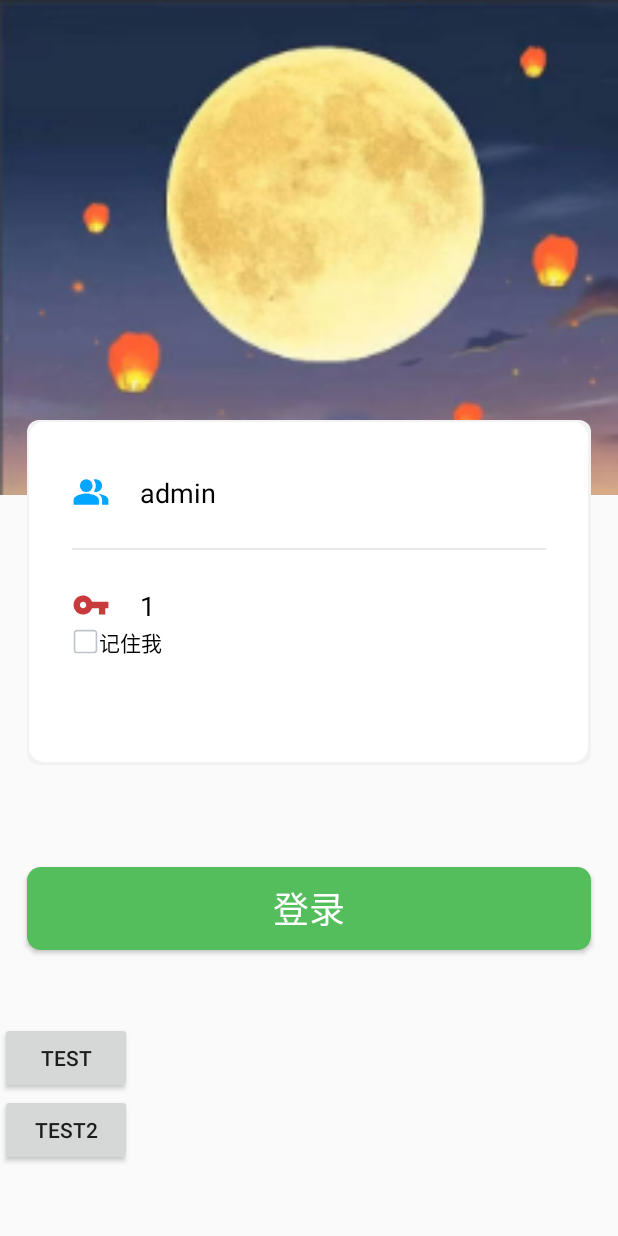
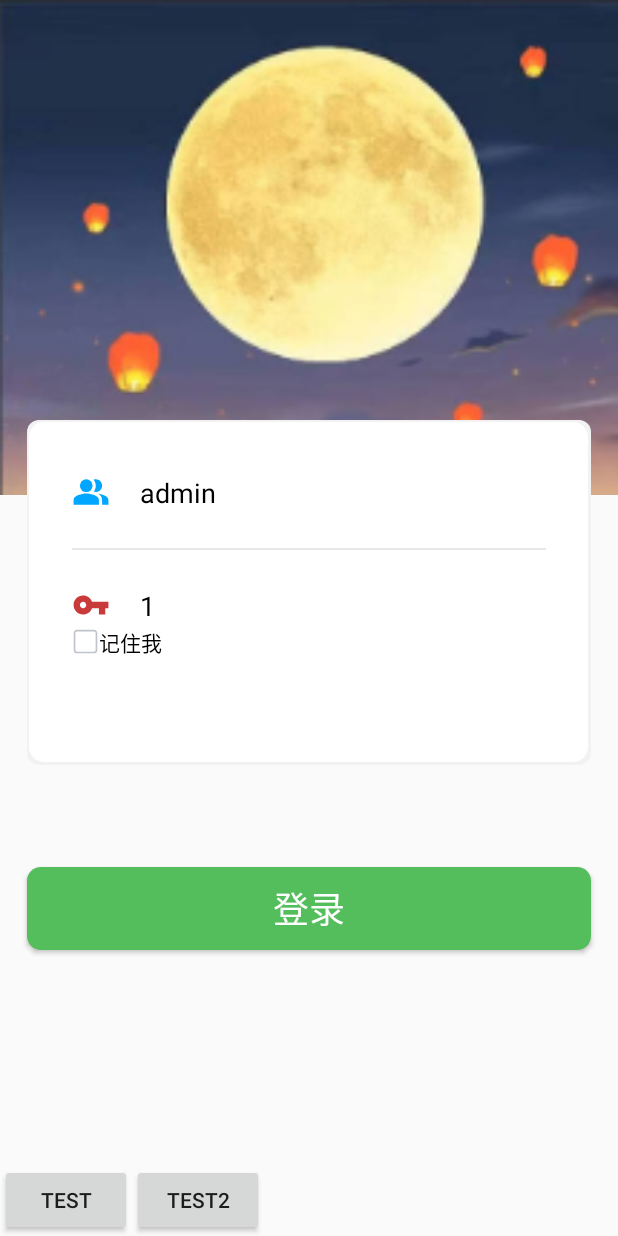
Before and after one commit to Luckyduck233/Android-VideoApp, an Android app: the LoginActivity screen opened directly, with no data from a screen before it, after a tap on "TEST", on a phone screen of 412 x 824 dp. Run offline under Robolectric (Android 15) with nearby library versions, the phone set to English and light mode, and no system bars; 1 statement that could not run was skipped.

Commit message:
230302 优化Api回调，增加封装完成的PopupWindow并使用Builder设计模式

```diff
--- a/app/src/main/java/com/example/videoapp/activity/LoginActivity.java
+++ b/app/src/main/java/com/example/videoapp/activity/LoginActivity.java
@@ -1,19 +1,14 @@
 package com.example.videoapp.activity;
 
-import android.app.Dialog;
 import android.content.Intent;
-import android.graphics.Color;
-import android.graphics.drawable.ColorDrawable;
 import android.os.Bundle;
 import android.text.TextUtils;
 import android.util.Log;
-import android.view.Gravity;
 import android.view.View;
-import android.view.ViewGroup;
-import android.view.Window;
 import android.widget.Button;
 import android.widget.CheckBox;
 import android.widget.EditText;
+import android.widget.PopupWindow;
 
 import com.example.videoapp.MyApplication;
 import com.example.videoapp.R;
@@ -23,15 +18,23 @@ import com.example.videoapp.api.TtitCallback;
 import com.example.videoapp.easyMockEntity.Login.login.MockLoginResponse;
 import com.example.videoapp.entity.LoginResponse;
 import com.example.videoapp.sp.MySharedPreferences;
+import com.example.videoapp.util.CustomPopupWindow;
 import com.google.gson.Gson;
 
 import java.util.HashMap;
+import java.util.Timer;
+import java.util.TimerTask;
+
+import okhttp3.Call;
+import okhttp3.Response;
 
 public class LoginActivity extends BaseActivity {
     private static final String TAG = "LoginActivity";
     private EditText etAccount, etPwd;
     private Button btnLogin, btnTest, btnTest2, btnLoginWithoutPassword;
     private CheckBox cbRemember;
+    private Timer mTimer;
+    private TimerTask mTask;
 
     @Override
     protected void onCreate(Bundle savedInstanceState) {
@@ -88,28 +91,120 @@ public class LoginActivity extends BaseActivity {
                 login(account, pwd);
             }
         });
-        btnTest.setOnClickListener(v->{
-            Log.d(TAG, "initEvent: ");
-            Window window = getWindow();
-            if (window != null) {
-                Log.d(TAG, "enter: ");
+//        btnTest.setOnClickListener(v->{
+//            Log.d(TAG, "initEvent: ");
+//            Window window = getWindow();
+//            if (window != null) {
+//                Log.d(TAG, "enter: ");
+//
+//
+//                Dialog dialog = new Dialog(LoginActivity.this);
+//                dialog.setContentView(R.layout.alertlog_loading);
+//                dialog.getWindow().setBackgroundDrawable(new ColorDrawable(Color.TRANSPARENT));
+//                dialog.getWindow().setLayout(ViewGroup.LayoutParams.MATCH_PARENT, ViewGroup.LayoutParams.WRAP_CONTENT);
+//                dialog.getWindow().setGravity(Gravity.CENTER);
+//                dialog.getWindow().setWindowAnimations(R.style.AnimBottom);
+//
+//
+//
+//                CustomTimerUtils customTimerUtils = new CustomTimerUtils(3000, 500,dialog);
+//                customTimerUtils.start();
+////                try {
+////                    Thread.sleep(3000);
+////                    dialog.dismiss();
+////                } catch (InterruptedException e) {
+////                    e.printStackTrace();
+////                }
+//            }
+//
+//
+//        });
 
-                Dialog dialog = new Dialog(LoginActivity.this);
-                dialog.setContentView(R.layout.alertlog_loading);
-                dialog.getWindow().setBackgroundDrawable(new ColorDrawable(Color.TRANSPARENT));
-                dialog.getWindow().setLayout(ViewGroup.LayoutParams.MATCH_PARENT, ViewGroup.LayoutParams.WRAP_CONTENT);
-                dialog.getWindow().setGravity(Gravity.TOP);
-                dialog.getWindow().setWindowAnimations(R.style.LoadingAnimation);
-                dialog.show();
-                try {
-                    Thread.sleep(3000);
-                    dialog.dismiss();
-                } catch (InterruptedException e) {
-                    e.printStackTrace();
-                }
-            }
+//        btnTest.setOnClickListener(v->{
+//            SystemUtils systemUtils = new SystemUtils();
+//            systemUtils.customDialog(LoginActivity.this,
+//                    R.layout.alertlog_loading,
+//                    R.anim.rotate_loading,
+//                    R.style.AnimBottom,
+//                    WindowManager.LayoutParams.WRAP_CONTENT,
+//                    WindowManager.LayoutParams.WRAP_CONTENT,
+//                    Gravity.CENTER
+//            );
+//        });
 
+//        btnTest.setOnClickListener(v->{
+//            if (mTimer == null && mTask == null) {
+//                mTimer = new Timer();
+//                mTask = new TimerTask(){
+//                    @Override
+//                    public void run() {
+//                        runOnUiThread(new Runnable() {
+//                            @Override
+//                            public void run() {
+//
+//                            }
+//                        });
+//                    }
+//                };
+//                mTimer.schedule(mTask,0,1000);
+//            }
+//        });
 
+//        btnTest.setOnClickListener(v -> {
+//            Api.config(ApiConfig.FM_TEST_TIMEOUT, null, 3).getRequestFm(this, new TtitCallback() {
+//                @Override
+//                public void onSuccess(Call call, Response resp, String result) {
+//                    Log.e(TAG,   result);
+//                }
+//
+//                @Override
+//                public void onFailure(Call call,Exception e) {
+//                    Log.e(TAG, "Time out" + e);
+//                    showToastAsync("超时连接");
+//                }
+//            });
+//        });
+
+//        btnTest.setOnClickListener(v->{
+////            View view = getLayoutInflater().inflate(R.layout.alertlog_loading, null);
+////            PopupWindow popupWindow = new CustomPopupWindow(this,view).setPopupWindow();
+////            popupWindow.showAtLocation(view,Gravity.CENTER,0,0);
+//
+//            CustomPopupWindow customPopupWindow = new CustomPopupWindow(this, R.layout.alertlog_loading);
+//            customPopupWindow.setAnimationStyle(R.style.AnimBottom);
+//            customPopupWindow.setTargetControlAnimation(R.anim.rotate_loading, R.id.iv_rotateCircle);
+//            customPopupWindow.show();
+//        });
+
+        btnTest.setOnClickListener(v -> {
+//            CustomPopupWindow.Builder builder = CustomPopupWindow.with(mContext)
+//                    .setContentView(R.layout.alertlog_loading)
+//                    .animationStyle(R.style.AnimBottom);
+//            PopupWindow popupWindow = builder.build();
+//            popupWindow.getContentView().
+            PopupWindow popupWindow = CustomPopupWindow.with(mContext).setTargetControlAnimation(R.id.iv_rotateCircle, R.anim.rotate_loading).build();
+            Api.config(ApiConfig.FM_TEST_TIMEOUT, null, 5)
+                    .getRequestFm(mContext, new TtitCallback() {
+                        @Override
+                        public void onSuccess(Call call, Response resp, String result) {
+                            if (resp.isSuccessful()) {
+                                runOnUiThread(new Runnable() {
+                                    @Override
+                                    public void run() {
+                                        popupWindow.dismiss();
+                                    }
+                                });
+                            }
+
+                            Log.e(TAG, result);
+
+                        }
+
+                        @Override
+                        public void onFailure(Call call, Exception e) {
+
+                        }
+                    });
         });
         btnTest2.setOnClickListener(new View.OnClickListener() {
             @Override
@@ -139,22 +234,22 @@ public class LoginActivity extends BaseActivity {
         map.put("pwd", pwd);
         Api.config(ApiConfig.EM_LOGIN, map).getRequestEm(mContext, new TtitCallback() {
             @Override
-            public void onSuccess(String result) {
+            public void onSuccess(Call call, Response resp, String result) {
                 Log.d("onSuccess", result);
 //                showToastAsync(result);
                 Gson gson = new Gson();
-                MockLoginResponse response = gson.fromJson(result, MockLoginResponse.class);
-                if (response.getCode() == 200) {
-                    String token = response.getContent().getToken();
+                MockLoginResponse loginResponse = gson.fromJson(result, MockLoginResponse.class);
+                if (loginResponse.getCode() == 200) {
+                    String token = loginResponse.getContent().getToken();
 //                    Log.e("EM", token);
-                    String msg = response.getContent().getMsg();
-                    if (response.getContent().isIsAccountTrue()) {
+                    String msg = loginResponse.getContent().getMsg();
+                    if (loginResponse.getContent().isIsAccountTrue()) {
                         MySharedPreferences
                                 .config(MyApplication.getContext(), ApiConfig.SP_TOKEN_NAME, MODE_PRIVATE)
                                 .setParam("token", token);
                         Log.d("EM", msg);
                         showToastAsync("登录成功");
-                        navigateToWithFlag(HomeActivity.class,Intent.FLAG_ACTIVITY_CLEAR_TASK | Intent.FLAG_ACTIVITY_NEW_TASK);
+                        navigateToWithFlag(HomeActivity.class, Intent.FLAG_ACTIVITY_CLEAR_TASK | Intent.FLAG_ACTIVITY_NEW_TASK);
                     } else {
 
 //                    showToastAsync(msg);
@@ -162,14 +257,13 @@ public class LoginActivity extends BaseActivity {
                     }
 
 //                    navigateToWithFlag(HomeActivity.class,Intent.FLAG_ACTIVITY_NEW_TASK | Intent.FLAG_ACTIVITY_CLEAR_TASK);
-                }
-                else {
+                } else {
                     showToastAsync("访问失败");
                 }
             }
 
             @Override
-            public void onFailure(Exception e) {
+            public void onFailure(Call call, Exception e) {
 
             }
         });
@@ -182,24 +276,24 @@ public class LoginActivity extends BaseActivity {
 
         Api.config(ApiConfig.LOGIN, params).postRequest(new TtitCallback() {
             @Override
-            public void onSuccess(String result) {
-                LoginResponse response = new Gson().fromJson(result, LoginResponse.class);
-                Integer code = response.getCode();
+            public void onSuccess(Call call, Response resp, String result) {
+                LoginResponse loginResponse = new Gson().fromJson(result, LoginResponse.class);
+                Integer code = loginResponse.getCode();
                 if (code == 0) {
-                    String token = response.getToken();
+                    String token = loginResponse.getToken();
                     MySharedPreferences
                             .config(MyApplication.getContext(), ApiConfig.SP_TOKEN_NAME, MODE_PRIVATE)
                             .setParam("token", token);
                     showToastAsync("登录成功");
                     navigateToWithFlag(HomeActivity.class, Intent.FLAG_ACTIVITY_NEW_TASK | Intent.FLAG_ACTIVITY_CLEAR_TASK);
                 } else {
-                    showToastAsync(response.getMsg());
+                    showToastAsync(loginResponse.getMsg());
                     showToastAsync("登录失败请输入账号密码登录");
                 }
             }
 
             @Override
-            public void onFailure(Exception e) {
+            public void onFailure(Call call, Exception e) {
 
             }
         });
--- a/app/src/main/java/com/example/videoapp/api/Api.java
+++ b/app/src/main/java/com/example/videoapp/api/Api.java
@@ -8,6 +8,7 @@ import android.util.Log;
 
 import com.example.videoapp.activity.LoginActivity;
 import com.example.videoapp.util.AppConfig;
+import com.example.videoapp.util.SystemUtils;
 
 import org.json.JSONException;
 import org.json.JSONObject;
@@ -16,6 +17,7 @@ import java.io.IOException;
 import java.util.HashMap;
 import java.util.Iterator;
 import java.util.Map;
+import java.util.concurrent.TimeUnit;
 
 import okhttp3.Call;
 import okhttp3.Callback;
@@ -46,6 +48,23 @@ public class Api {
         return api;
     }
 
+    /*
+    * 可设置访问超时
+    * */
+    public static Api config(String url, HashMap<String, Object> params, long timeout) {
+        Log.d(TAG, "config: ");
+        client = new OkHttpClient.Builder()
+                .connectTimeout(timeout,TimeUnit.SECONDS)
+                .writeTimeout(timeout,TimeUnit.SECONDS)
+                .readTimeout(timeout,TimeUnit.SECONDS)
+                .retryOnConnectionFailure(true)
+                .build();
+
+        requestUrl = ApiConfig.FM_BASE_URL + url;
+        mParams = params;
+        return api;
+    }
+
     public static Api config2(String url, HashMap<String, Object> params) {
         Log.d(TAG, "config2: ");
         client = new OkHttpClient.Builder().build();
@@ -66,18 +85,18 @@ public class Api {
                 .get()
                 .build();
         String token1 = request.header("token");
-        Log.e(TAG, "token："+token1);
+        Log.e(TAG, "token：" + token1);
 
         Call call = client.newCall(request);
         call.enqueue(new Callback() {
             @Override
             public void onFailure(Call call, IOException e) {
-                callback.onFailure(e);
+                callback.onFailure(call,e);
             }
 
             @Override
-            public void onResponse(Call call, Response response) throws IOException {
-                String result = response.body().string();
+            public void onResponse(Call call, Response resp) throws IOException {
+                String result = resp.body().string();
 //                Log.e(TAG,"result :"+ result );
                 try {
                     JSONObject jsonObject = new JSONObject(result);
@@ -85,7 +104,7 @@ public class Api {
                     if (code.equals("401")) {
                         context.startActivity(new Intent(context, LoginActivity.class));
                     } else {
-                        callback.onSuccess(result);
+                        callback.onSuccess(call,resp,result);
                     }
                 } catch (JSONException e) {
                     e.printStackTrace();
@@ -98,7 +117,7 @@ public class Api {
         JSONObject jsonObject = new JSONObject(mParams);
         String jsonStr = jsonObject.toString();
         RequestBody requestBodyJson = RequestBody.create(MediaType.parse("application/json;charset=utf-8"), jsonStr);
-        Log.e(TAG, requestUrl );
+        Log.e(TAG, requestUrl);
 //        第三步创建Request
         Request request = new Request.Builder()
                 .url(requestUrl)
@@ -113,20 +132,20 @@ public class Api {
         call.enqueue(new Callback() {
             @Override
             public void onFailure(Call call, IOException e) {
-                callback.onFailure(e);
+                callback.onFailure(call,e);
             }
 
             @Override
             public void onResponse(Call call, Response response) throws IOException {
                 String result = response.body().string();
-                callback.onSuccess(result);
+                callback.onSuccess(call,response,result);
             }
         });
     }
 
-    public void getRequestEm(Context context,TtitCallback callback){
+    public void getRequestEm(Context context, TtitCallback callback) {
         String url = getAppendUrl(requestUrl, mParams);
-                    Log.e("EM loginUrl", url );
+        Log.e("EM loginUrl", url);
 
         Request request = new Request.Builder()
                 .addHeader("token", "token")
@@ -138,17 +157,51 @@ public class Api {
         call.enqueue(new Callback() {
             @Override
             public void onFailure(Call call, IOException e) {
-                            callback.onFailure(e);
+                callback.onFailure(call,e);
             }
 
             @Override
-                        public void onResponse(Call call, Response response) throws IOException {
-                            String result = response.body().string();
+            public void onResponse(Call call, Response resp) throws IOException {
 
-                            callback.onSuccess(result);
+                String result = resp.body().string();
+
+                callback.onSuccess(call,resp,result);
             }
         });
     }
+
+    public void getRequestFm(Context context, TtitCallback callback ) {
+        String url = getAppendUrl(requestUrl, mParams);
+
+        Log.d(TAG, "getRequestFm: "+url);
+        Request request = new Request.Builder()
+                .url(url)
+                .get()
+                .build();
+
+        Call call = client.newCall(request);
+        call.enqueue(new Callback() {
+            @Override
+            public void onResponse(Call call, Response resp) throws IOException {
+                String result = resp.body().string();
+                callback.onSuccess(call,resp,result);
+
+            }
+            @Override
+            public void onFailure(Call call, IOException e){
+                call.cancel();
+                if (call.isCanceled()) {
+
+                    Log.e(TAG, "is cancel");
+                }
+                callback.onFailure(call,e);
+            }
+        });
+
+    }
+
+
+
 
     private String getAppendUrl(String url, Map<String, Object> map) {
         if (map != null && !map.isEmpty()) {
--- a/app/src/main/java/com/example/videoapp/api/ApiConfig.java
+++ b/app/src/main/java/com/example/videoapp/api/ApiConfig.java
@@ -30,4 +30,9 @@ public class ApiConfig {
     public static final String EM_TEST = "/test";
 
     public static final String EM_NEWS_LIST = "/getNewsList";
+
+    //    fast mock
+    public static final String FM_BASE_URL = "https://www.fastmock.site/mock/95f4f67a1d4e83457a1256a0e118556d/get_test";
+
+    public static final String FM_TEST_TIMEOUT = "/api/testTimeout";
 }
--- a/app/src/main/java/com/example/videoapp/api/TtitCallback.java
+++ b/app/src/main/java/com/example/videoapp/api/TtitCallback.java
@@ -1,7 +1,10 @@
 package com.example.videoapp.api;
 
+import okhttp3.Call;
+import okhttp3.Response;
+
 public interface TtitCallback {
-    void onSuccess(String result);
+    void onSuccess(Call call, Response response, String result);
 
-    void onFailure(Exception e);
+    void onFailure(Call call,Exception e);
 }
--- a/app/src/main/res/layout/activity_login.xml
+++ b/app/src/main/res/layout/activity_login.xml
@@ -138,16 +138,21 @@
             android:textColor="@color/withoutPassword"
             android:text="免密登录" />
 
+    </LinearLayout>
+
     <Button
         android:id="@+id/btn_test"
         android:layout_width="wrap_content"
         android:layout_height="wrap_content"
-            android:text="test" />
+        android:text="test"
+        android:layout_alignParentBottom="true"
+        />
 
     <Button
         android:id="@+id/btn_test2"
         android:layout_width="wrap_content"
         android:layout_height="wrap_content"
+        android:layout_toEndOf="@+id/btn_test"
+        android:layout_alignParentBottom="true"
         android:text="test2" />
-    </LinearLayout>
 </RelativeLayout>
--- a/app/src/main/res/values/dimens.xml
+++ b/app/src/main/res/values/dimens.xml
@@ -19,6 +19,7 @@
     <dimen name="dimen_26dp">26dp</dimen>
     <dimen name="dimen_30dp">30dp</dimen>
     <dimen name="dimen_32dp">32dp</dimen>
+    <dimen name="dimen_36dp">36dp</dimen>
     <dimen name="dimen_38dp">38dp</dimen>
     <dimen name="dimen_39dp">39dp</dimen>
     <dimen name="dimen_50dp">50dp</dimen>
--- a/app/src/main/res/values/style.xml
+++ b/app/src/main/res/values/style.xml
@@ -8,4 +8,10 @@
     <style name="LoadingAnimation">
         <item name="android:windowEnterAnimation">@anim/rotate_loading</item>
     </style>
+
+    <style name="AnimBottom" parent="@android:style/Animation">
+        <item name="android:windowEnterAnimation">@anim/dialog_bottom_in</item>
+        <item name="android:windowExitAnimation">@anim/dialog_bottom_out</item>
+
+    </style>
 </resources>
```
Also changed, not shown: app/src/main/java/com/example/videoapp/activity/RegisterActivity.java (+5 -2 lines), app/src/main/java/com/example/videoapp/fragment/HomeFragment.java (+7 -4 lines), app/src/main/java/com/example/videoapp/fragment/NewsFragment.java (+7 -4 lines), app/src/main/java/com/example/videoapp/fragment/VideoFragment.java (+8 -6 lines), app/src/main/res/anim/rotate_loading.xml (+16 -6 lines), app/src/main/res/layout/alertlog_loading.xml (+8 -5 lines). Lines whose indentation alone changed are shown as unchanged.
